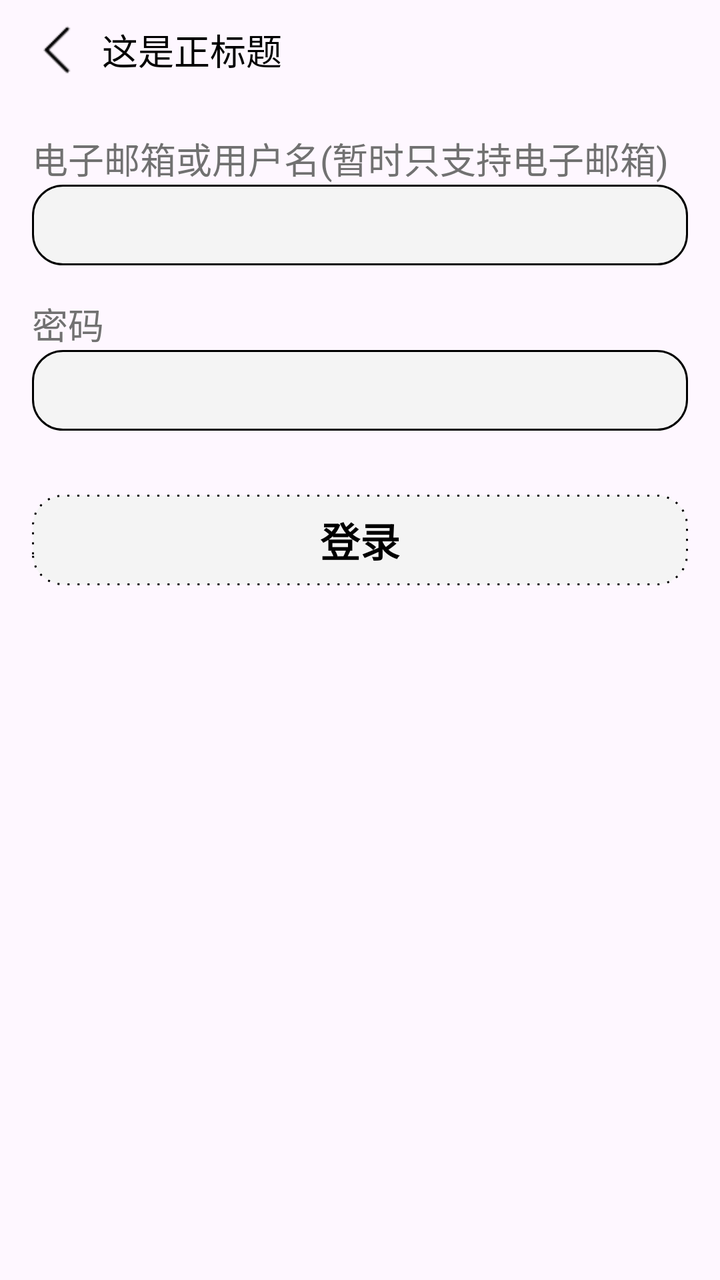
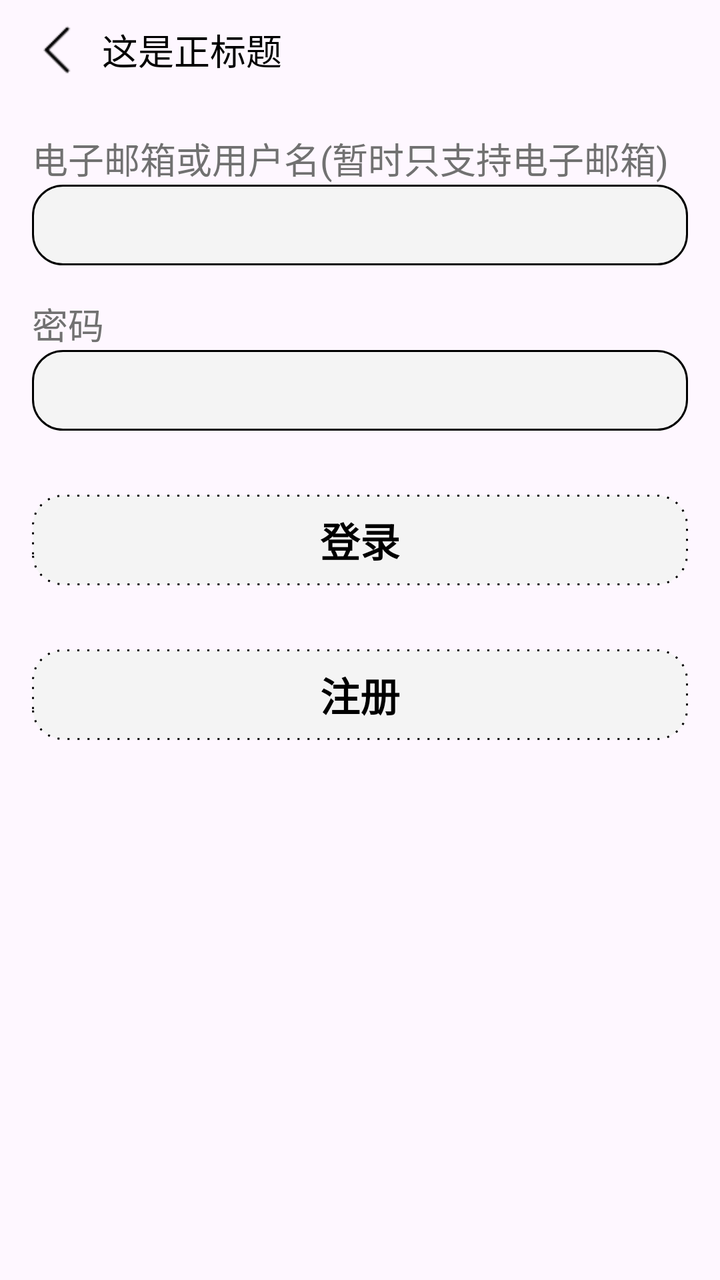

Compare the two renders of this Android layout. The source of the first and the diff that turns it into the second are given below.
<!-- AndroidManifest.xml: activity theme AppTheme.NoActionBar.NonImmersive -->
<!-- res/layout/activity_login.xml -->
<?xml version="1.0" encoding="utf-8"?>
<LinearLayout xmlns:android="http://schemas.android.com/apk/res/android"
    android:orientation="vertical"
    android:fitsSystemWindows="true"

    android:layout_width="match_parent"
    android:layout_height="match_parent">
    <include android:id="@+id/titlebar" android:layout_width="wrap_content" android:layout_height="wrap_content"  android:layout_marginHorizontal="16dp" layout="@layout/titlebar"/>
    <TextView
        android:layout_marginTop="16dp"
        android:layout_width="match_parent"
        android:layout_height="wrap_content"
        android:text="电子邮箱或用户名(暂时只支持电子邮箱)"
        android:layout_marginHorizontal="16dp"
        android:textSize="18dp"
        android:textColor="#717171"
        />
    <EditText
        android:id="@+id/login_email"
        android:layout_width="match_parent"
        android:background="@drawable/input_background"
        android:paddingHorizontal="8dp"
        android:maxLines="1"
        android:layout_marginHorizontal="16dp"
        android:ellipsize="end"
        android:paddingVertical="8dp"
        android:layout_height="wrap_content"/>
    <TextView
        android:layout_marginTop="16dp"
        android:layout_width="match_parent"
        android:layout_height="wrap_content"
        android:layout_marginHorizontal="16dp"
        android:text="密码"
        android:textSize="18dp"
        android:textColor="#717171" />
    <EditText
        android:id="@+id/login_password"
        android:layout_width="match_parent"
        android:background="@drawable/input_background"
        android:paddingHorizontal="8dp"
        android:paddingVertical="8dp"
        android:maxLines="5"
        android:layout_marginHorizontal="16dp"
        android:inputType="textPassword"
        android:layout_height="wrap_content"/>
    <TextView
        android:id="@+id/login_button"
        android:layout_width="match_parent"
        android:layout_height="wrap_content"
        android:layout_marginVertical="32dp"
        android:layout_marginHorizontal="16dp"
        android:background="@drawable/button_background"
        android:paddingVertical="8dp"
        android:textColor="@color/black"
        android:text="登录"
        android:textStyle="bold"
        android:textSize="20dp"
        android:textAlignment="center"/>
</LinearLayout>
<!-- res/layout/titlebar.xml (included above) -->
<?xml version="1.0" encoding="utf-8"?>
<LinearLayout xmlns:android="http://schemas.android.com/apk/res/android"
    android:orientation="horizontal"
    android:layout_width="match_parent"
    android:layout_height="wrap_content">
    <ImageView
        android:id="@+id/left_icon"
        android:layout_width="35dp"
        android:layout_height="35dp"
        android:layout_gravity="center_vertical"
        android:background="@drawable/back"/>
    <LinearLayout
        android:layout_weight="1"
        android:layout_width="match_parent"
        android:orientation="vertical"
        android:gravity="center"
        android:layout_height="50dp">
        <TextView
            android:layout_weight="1"
            android:id="@+id/head_title"
            android:layout_width="match_parent"
            android:textSize="18dp"
            android:textColor="@color/black"
            android:textAlignment="center"
            android:gravity="center"

            android:text="这是正标题"
            android:layout_height="match_parent"/>
        <TextView
            android:layout_weight="1"
            android:id="@+id/sec_title"
            android:layout_width="match_parent"
            android:textSize="12dp"
            android:text="这是次标题"
            android:gravity="center"
            android:visibility="gone"
            android:textColor="@color/black"
            android:textAlignment="center"
            android:layout_height="match_parent"/>
    </LinearLayout>
    <ImageView
        android:id="@+id/right_icon"
        android:layout_width="35dp"
        android:layout_gravity="center_vertical"
        android:layout_height="35dp"/>
</LinearLayout>
<!-- resources referenced by this layout -->
<resources>
  <color name="black">#FF000000</color>
  <!-- drawable back: png bitmap (drawable, 385 bytes) -->
  <!-- drawable button_background (drawable) -->
  <?xml version="1.0" encoding="utf-8"?>
  <shape android:shape="rectangle" xmlns:android="http://schemas.android.com/apk/res/android">
      <stroke android:width="1dp" android:color="@color/black" android:dashGap="4dp" android:dashWidth="1dp"/>
      <solid android:color="#F4F4F4"/>
      <corners android:radius="15dp"/>
  </shape>
  <!-- drawable input_background (drawable) -->
  <?xml version="1.0" encoding="utf-8"?>
  <shape android:shape="rectangle" xmlns:android="http://schemas.android.com/apk/res/android">
      <corners android:radius="15dp"/>
      <solid android:color="#F4F4F4"/>
      <stroke android:color="@color/black" android:width="1dp"/>
  
  </shape>
  <style name="AppTheme.NoActionBar.NonImmersive" parent="Theme.Material3.DayNight.NoActionBar">
          
          <item name="android:statusBarColor">@android:color/transparent</item>
          
          <item name="android:navigationBarColor">@android:color/transparent</item>
          
          <item name="android:windowFullscreen">false</item>
      </style>
</resources>

<!-- the commit's change to res/layout/activity_login.xml (unified diff, before → after) -->
@@ -56,6 +56,18 @@
         android:textStyle="bold"
         android:textSize="20dp"
         android:textAlignment="center"/>
+    <TextView
+        android:id="@+id/register_button"
+        android:layout_width="match_parent"
+        android:layout_height="wrap_content"
+        android:layout_marginHorizontal="16dp"
+        android:background="@drawable/button_background"
+        android:paddingVertical="8dp"
+        android:textColor="@color/black"
+        android:text="注册"
+        android:textStyle="bold"
+        android:textSize="20dp"
+        android:textAlignment="center"/>
 </LinearLayout>
 <!-- res/layout/titlebar.xml (included above) -->
 <?xml version="1.0" encoding="utf-8"?>
